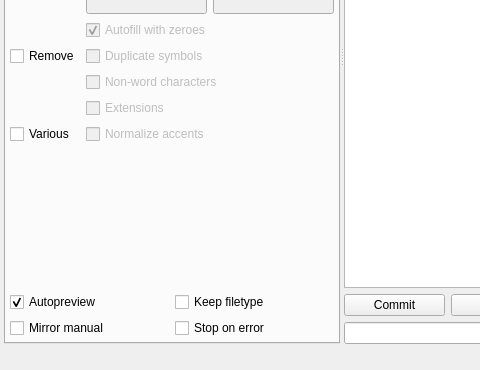
Above: gui/filebrowser/demimove.ui from gmdfalk/60-days-of-python before the change; both pictures show x 0 to 480 and y 237 to 607 of the 875 by 607 pixel window. Below: the same form after it.
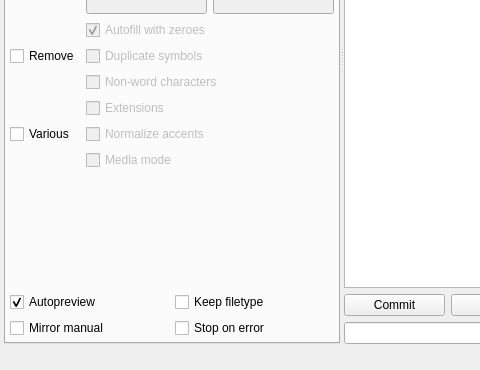
That is the form after the change.

Commit message: adding media mode to GUI

Patch:
```diff
--- a/gui/filebrowser/demimove.ui
+++ b/gui/filebrowser/demimove.ui
@@ -451,6 +451,19 @@
                </property>
               </widget>
              </item>
+             <item row="13" column="1">
+              <widget class="QCheckBox" name="mediacheck">
+               <property name="enabled">
+                <bool>false</bool>
+               </property>
+               <property name="toolTip">
+                <string>&lt;html&gt;&lt;head/&gt;&lt;body&gt;&lt;p&gt;&lt;span style=&quot; font-weight:600;&quot;&gt;Media mode&lt;/span&gt;&lt;/p&gt;&lt;p&gt;This mode uses my preferred settings to sanitize folder- and directory names. It includes:&lt;/p&gt;&lt;p&gt;* All lowercase.&lt;/p&gt;&lt;p&gt;* Spaces and dots to underscores.&lt;/p&gt;&lt;p&gt;* Keep extensions.&lt;/p&gt;&lt;p&gt;* Remove duplicate symbols.&lt;/p&gt;&lt;/body&gt;&lt;/html&gt;</string>
+               </property>
+               <property name="text">
+                <string>Media mode</string>
+               </property>
+              </widget>
+             </item>
             </layout>
            </item>
           </layout>
```
Left out of the diff: 21 changed lines with no effect on the pictures. The commit also changes 2 other files.
